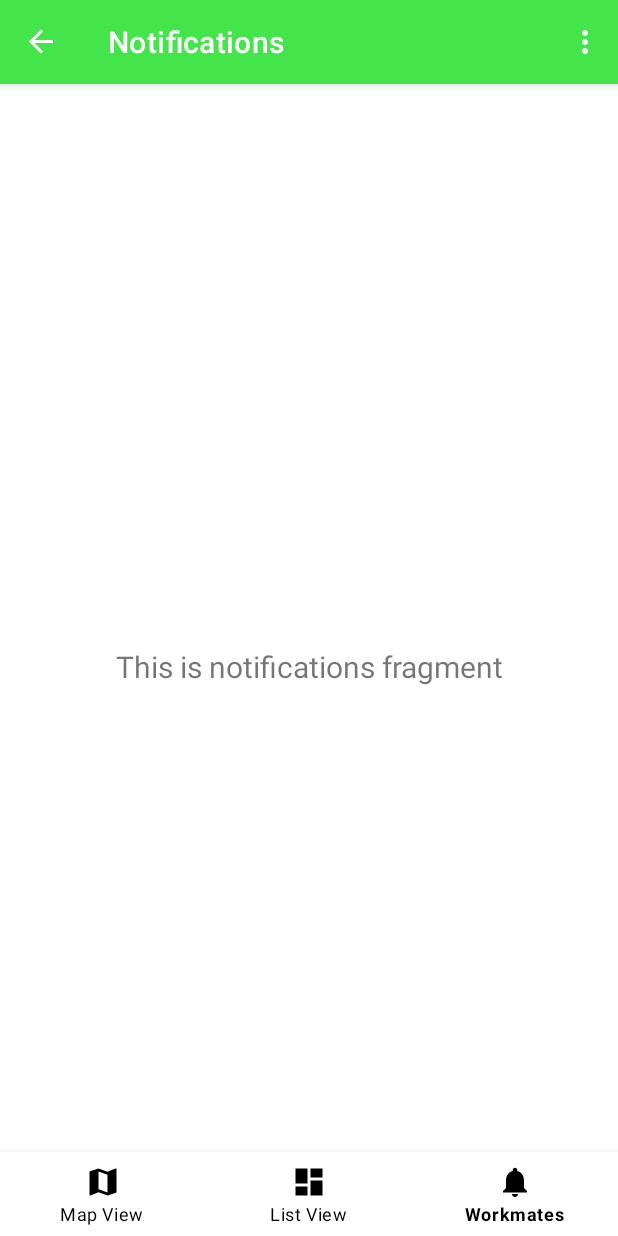
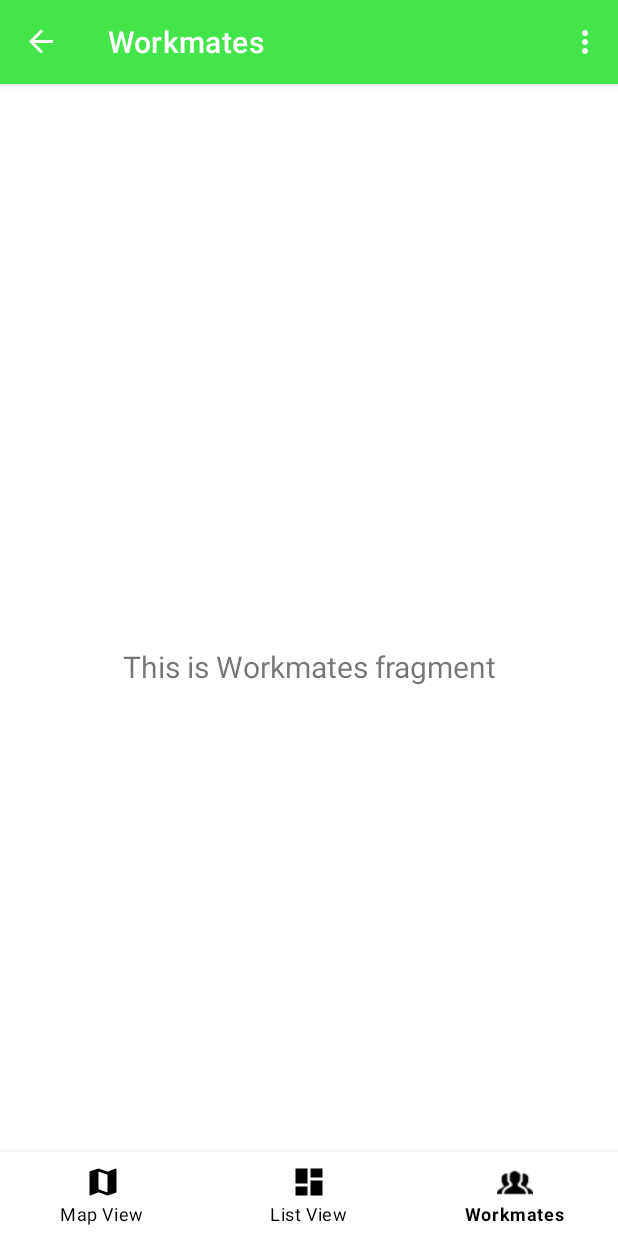
Before and after one commit to gisinnov/Go4Lunch, an Android app: the MainActivity screen opened directly, with no data from a screen before it, item 3 of the bottom bar chosen, on a phone screen of 412 x 824 dp. Run offline under Robolectric (Android 15) with nearby library versions, the phone set to English and light mode, and no system bars; our stand-ins replace navigation-ui.

Commit message:
update Workmates

```diff
--- a/app/build.gradle
+++ b/app/build.gradle
@@ -57,6 +57,7 @@ dependencies {
     androidTestImplementation 'androidx.test.espresso:espresso-core:3.5.1'
     implementation platform('com.google.firebase:firebase-bom:32.2.0')
     implementation 'com.google.firebase:firebase-auth'
+    implementation 'com.google.android.gms:play-services-auth:19.2.0'
     implementation 'com.google.firebase:firebase-firestore:24.7.0'
     implementation 'com.google.firebase:firebase-storage-ktx:20.0.0'
     implementation 'com.squareup.picasso:picasso:2.71828'
--- a/app/src/main/AndroidManifest.xml
+++ b/app/src/main/AndroidManifest.xml
@@ -59,7 +59,7 @@
         </activity>
 
         <activity
-            android:name="com.example.go4lunch.UserActivity"
+            android:name="com.example.go4lunch.ui.user.UserActivity"
             android:label="User">
         </activity>
 
--- a/app/src/main/java/com/example/go4lunch/MainActivity.java
+++ b/app/src/main/java/com/example/go4lunch/MainActivity.java
@@ -32,28 +32,22 @@ public class MainActivity extends AppCompatActivity {
         DrawerLayout drawer = binding.drawerLayout;
         NavigationView navigationView = binding.navView;
 
-        // Passing each menu ID as a set of Ids because each
-        // menu should be considered as top level destinations.
+
         mAppBarConfiguration = new AppBarConfiguration.Builder(
                 R.id.nav_home, R.id.nav_user, R.id.nav_gallery, R.id.nav_slideshow, R.id.nav_map)
                 .setOpenableLayout(drawer)
                 .build();
 
-        // Navigation Controller pour la NavigationView
         NavController navController = Navigation.findNavController(this, R.id.nav_host_fragment_content_main);
         NavigationUI.setupActionBarWithNavController(this, navController, mAppBarConfiguration);
         NavigationUI.setupWithNavController(navigationView, navController);
 
-        // Get the BottomNavigationView reference
         BottomNavigationView bottomNavigationView = findViewById(R.id.bottom_navigation);
 
-        // Navigation Controller pour le BottomNavigationView
         NavigationUI.setupWithNavController(bottomNavigationView, navController);
 
-        // Ajouter un écouteur de clic pour le menu de navigation
         navigationView.setNavigationItemSelectedListener(item -> {
             if (item.getItemId() == R.id.nav_logout) {
-                // Appeler la fonction de déconnexion ici
                 logoutUser();
                 return true;
             }
@@ -62,19 +56,9 @@ public class MainActivity extends AppCompatActivity {
     }
 
     private void logoutUser() {
-        // Ajoutez ici le code pour déconnecter l'utilisateur de votre application.
-        // Cela peut impliquer d'utiliser FirebaseAuth pour déconnecter l'utilisateur actuel.
-        // Voici comment vous pouvez le faire :
-
-        // FirebaseAuth.getInstance().signOut();
-
-        // Rediriger l'utilisateur vers l'écran de connexion ou une autre activité de départ si nécessaire.
-        // Par exemple, si vous avez une activité de connexion LoginActivity, vous pouvez faire ceci :
         Intent intent = new Intent(this, LoginActivity.class);
         startActivity(intent);
-        finish(); // Fermer MainActivity pour qu'il ne soit pas accessible en appuyant sur le bouton "Retour".
-
-        // Assurez-vous de mettre en place votre activité LoginActivity pour permettre à l'utilisateur de se connecter à nouveau.
+        finish();
     }
 
     @Override
--- /dev/null
+++ b/app/src/main/java/com/example/go4lunch/ui/list/ListFragment.java
@@ -0,0 +1,4 @@
+package com.example.go4lunch.ui.list;
+
+public class ListFragment {
+}
--- /dev/null
+++ b/app/src/main/java/com/example/go4lunch/ui/list/ListViewModel.java
@@ -0,0 +1,4 @@
+package com.example.go4lunch.ui.list;
+
+public class ListViewModel {
+}
--- a/app/src/main/java/com/example/go4lunch/UserActivity.java
+++ b/app/src/main/java/com/example/go4lunch/ui/user/UserActivity.java
@@ -1,4 +1,4 @@
-package com.example.go4lunch;
+package com.example.go4lunch.ui.user;
 import android.net.Uri;
 import android.os.Bundle;
 import android.view.MenuItem;
@@ -8,8 +8,9 @@ import android.widget.EditText;
 import android.widget.Button;
 import android.widget.Toast;
 
-import android.widget.ImageView;
 import com.bumptech.glide.Glide;
+import com.example.go4lunch.AuthViewModel;
+import com.example.go4lunch.R;
 import com.google.android.gms.tasks.OnSuccessListener;
 import com.google.firebase.firestore.DocumentReference;
 import com.google.firebase.firestore.DocumentSnapshot;
@@ -19,7 +20,6 @@ import androidx.annotation.NonNull;
 import androidx.appcompat.app.AppCompatActivity;
 import androidx.lifecycle.ViewModelProvider;
 
-import com.bumptech.glide.Glide;
 import com.example.go4lunch.databinding.ActivityUserBinding;
 import com.google.firebase.auth.FirebaseUser;
 import com.google.firebase.auth.UserProfileChangeRequest;
--- /dev/null
+++ b/app/src/main/java/com/example/go4lunch/ui/workmates/WorkmatesFragment.java
@@ -0,0 +1,38 @@
+package com.example.go4lunch.ui.workmates;
+
+import android.os.Bundle;
+import android.view.LayoutInflater;
+import android.view.View;
+import android.view.ViewGroup;
+import android.widget.TextView;
+
+import androidx.annotation.NonNull;
+import androidx.fragment.app.Fragment;
+import androidx.lifecycle.ViewModelProvider;
+
+import com.example.go4lunch.databinding.FragmentWorkmatesBinding;
+
+
+public class WorkmatesFragment extends Fragment {
+
+    private FragmentWorkmatesBinding binding;
+
+    public View onCreateView(@NonNull LayoutInflater inflater,
+                             ViewGroup container, Bundle savedInstanceState) {
+        WorkmatesViewModel workmatesViewModel =
+                new ViewModelProvider(this).get(WorkmatesViewModel.class);
+
+        binding = FragmentWorkmatesBinding.inflate(inflater, container, false);
+        View root = binding.getRoot();
+
+        final TextView textView = binding.textWorkmates;
+        workmatesViewModel.getText().observe(getViewLifecycleOwner(), textView::setText);
+        return root;
+    }
+
+    @Override
+    public void onDestroyView() {
+        super.onDestroyView();
+        binding = null;
+    }
+}
--- /dev/null
+++ b/app/src/main/java/com/example/go4lunch/ui/workmates/WorkmatesViewModel.java
@@ -0,0 +1,19 @@
+package com.example.go4lunch.ui.workmates;
+
+import androidx.lifecycle.LiveData;
+import androidx.lifecycle.MutableLiveData;
+import androidx.lifecycle.ViewModel;
+
+public class WorkmatesViewModel extends ViewModel {
+
+    private final MutableLiveData<String> mText;
+
+    public WorkmatesViewModel() {
+        mText = new MutableLiveData<>();
+        mText.setValue("This is Workmates fragment");
+    }
+
+    public LiveData<String> getText() {
+        return mText;
+    }
+}
--- /dev/null
+++ b/app/src/main/res/drawable/ic_listview_black_24dp.xml
@@ -0,0 +1,9 @@
+<vector xmlns:android="http://schemas.android.com/apk/res/android"
+    android:width="24dp"
+    android:height="24dp"
+    android:viewportWidth="24.0"
+    android:viewportHeight="24.0">
+    <path
+        android:fillColor="#FF000000"
+        android:pathData="M3,13h8L11,3L3,3v10zM3,21h8v-6L3,15v6zM13,21h8L21,11h-8v10zM13,3v6h8L21,3h-8z" />
+</vector>
--- /dev/null
+++ b/app/src/main/res/layout/fragment_workmates.xml
@@ -0,0 +1,22 @@
+<?xml version="1.0" encoding="utf-8"?>
+<androidx.constraintlayout.widget.ConstraintLayout xmlns:android="http://schemas.android.com/apk/res/android"
+    xmlns:app="http://schemas.android.com/apk/res-auto"
+    xmlns:tools="http://schemas.android.com/tools"
+    android:layout_width="match_parent"
+    android:layout_height="match_parent"
+    tools:context=".ui.workmates.WorkmatesFragment">
+
+    <TextView
+        android:id="@+id/text_workmates"
+        android:layout_width="match_parent"
+        android:layout_height="wrap_content"
+        android:layout_marginStart="8dp"
+        android:layout_marginTop="8dp"
+        android:layout_marginEnd="8dp"
+        android:textAlignment="center"
+        android:textSize="20sp"
+        app:layout_constraintBottom_toBottomOf="parent"
+        app:layout_constraintEnd_toEndOf="parent"
+        app:layout_constraintStart_toStartOf="parent"
+        app:layout_constraintTop_toTopOf="parent" />
+</androidx.constraintlayout.widget.ConstraintLayout>
--- a/app/src/main/res/menu/bottom_navigation_menu.xml
+++ b/app/src/main/res/menu/bottom_navigation_menu.xml
@@ -7,9 +7,9 @@
     <item
         android:id="@+id/nav_dashboard"
         android:title="List View"
-        android:icon="@drawable/ic_dashboard_black_24dp" />
+        android:icon="@drawable/ic_listview_black_24dp" />
     <item
-        android:id="@+id/nav_notifications"
+        android:id="@+id/nav_workmates"
         android:title="Workmates"
-        android:icon="@drawable/ic_notifications_black_24dp" />
+        android:icon="@drawable/ic_workmates" />
 </menu>
--- a/app/src/main/res/navigation/mobile_navigation.xml
+++ b/app/src/main/res/navigation/mobile_navigation.xml
@@ -43,10 +43,16 @@
         android:name="com.example.go4lunch.ui.notifications.NotificationsFragment"
         android:label="Notifications"
         tools:layout="@layout/fragment_notifications" />
+    <!-- NotificationsFragment -->
+    <fragment
+        android:id="@+id/nav_workmates"
+        android:name="com.example.go4lunch.ui.workmates.WorkmatesFragment"
+        android:label="Workmates"
+        tools:layout="@layout/fragment_workmates" />
     <!-- UserActivity -->
     <activity
         android:id="@+id/nav_user"
-        android:name="com.example.go4lunch.UserActivity"
+        android:name="com.example.go4lunch.ui.user.UserActivity"
         android:label="User" />
 
 
--- a/app/src/main/res/values/strings.xml
+++ b/app/src/main/res/values/strings.xml
@@ -19,6 +19,8 @@
     <string name="menu_map">Map View</string>
     <string name="menu_dashboard">List View</string>
     <string name="menu_notifications">Notifications</string>
+    <string name="menu_workmates">Workmates</string>
+
 
     <!-- Login screen strings -->
     <string name="login_email_hint">Email</string>
```
Also changed, not shown: app/src/main/res/drawable/ic_workmates.png (added), app/src/main/res/drawable/user_null.png.
